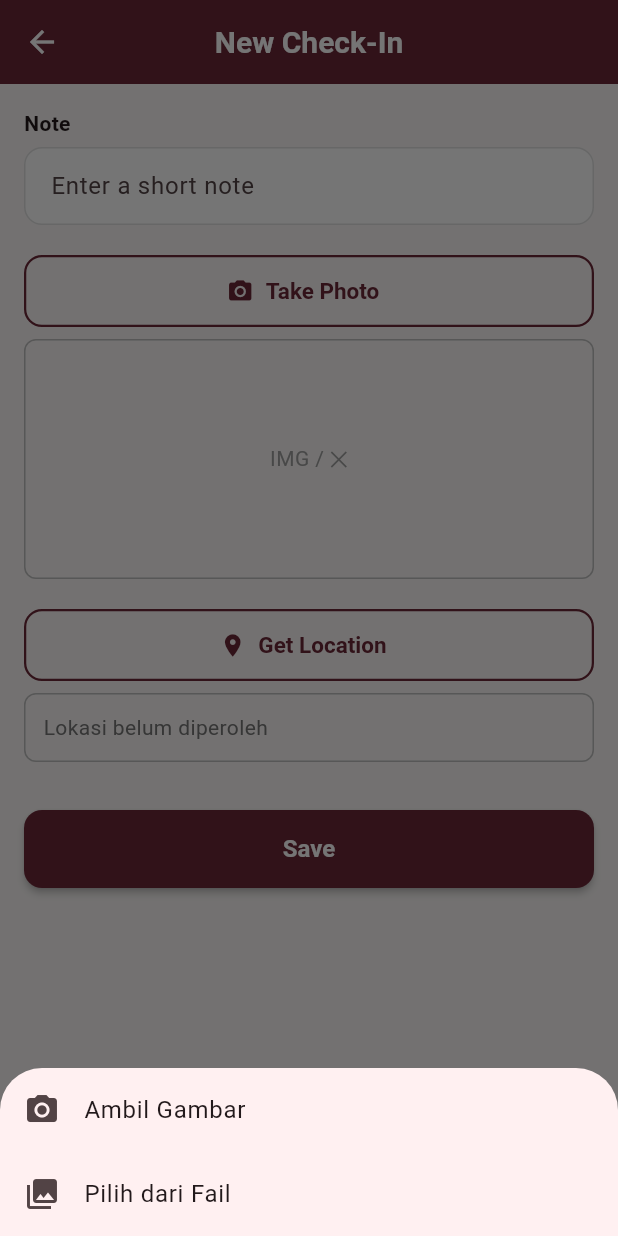
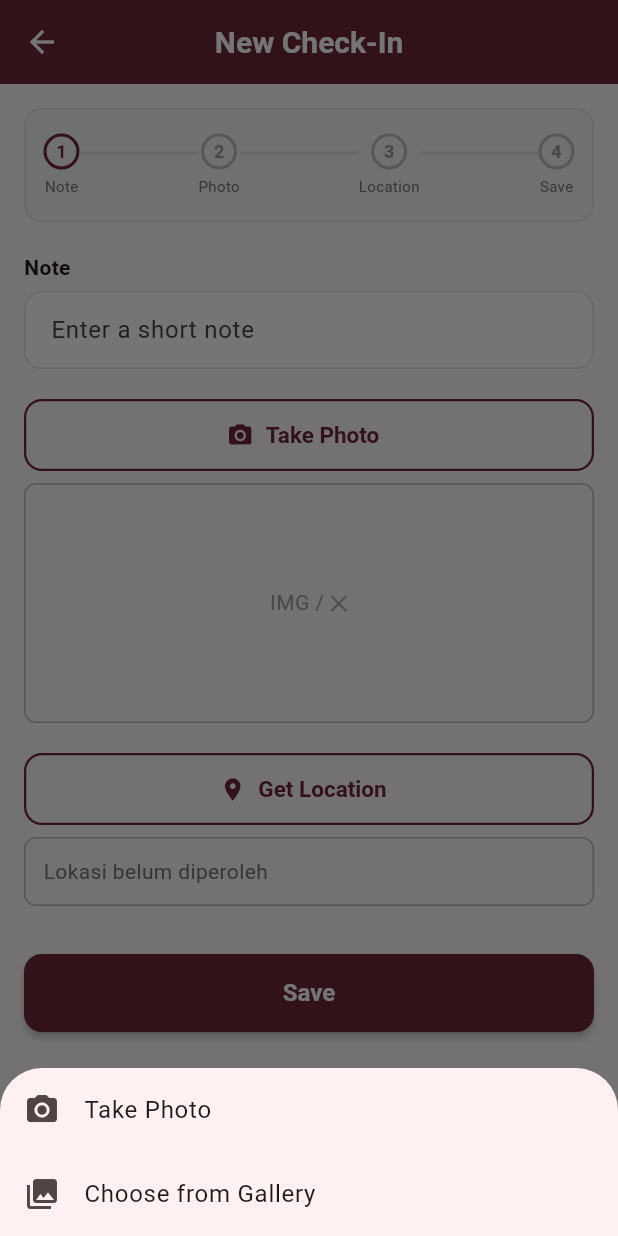
Before and after one commit to MachaCofee/-field_check_app, a Flutter app: the NewCheckInScreen screen opened directly, after a tap on "Take Photo", on a phone screen of 412 x 824 dp. Run offline on Flutter 3.47's test engine with Material 3 defaults, Android fonts, the light colour scheme and no system bars; our stand-ins replace flutter_map, geolocator, hive, hive_flutter, image_picker, latlong2 and 1 more; accounts and stored records are empty.

Commit message:
Translate to English, add stepper checklist, add gallery permission

```diff
--- a/lib/screens/new_checkin_screen.dart
+++ b/lib/screens/new_checkin_screen.dart
@@ -28,6 +28,16 @@ class _NewCheckInScreenState extends State<NewCheckInScreen> {
   String? _locationError;
   bool _isSaving = false;
 
+  void _showErrorSnackBar(String message) {
+    if (!mounted) return;
+    ScaffoldMessenger.of(context).showSnackBar(
+      SnackBar(
+        content: Text(message),
+        backgroundColor: Colors.red.shade700,
+      ),
+    );
+  }
+
   Future<void> _takePhoto() async {
     final source = await showModalBottomSheet<ImageSource>(
       context: context,
@@ -36,12 +46,12 @@ class _NewCheckInScreenState extends State<NewCheckInScreen> {
           children: [
             ListTile(
               leading: const Icon(Icons.camera_alt),
-              title: const Text('Ambil Gambar'),
+              title: const Text('Take Photo'),
               onTap: () => Navigator.pop(context, ImageSource.camera),
             ),
             ListTile(
               leading: const Icon(Icons.photo_library),
-              title: const Text('Pilih dari Fail'),
+              title: const Text('Choose from Gallery'),
               onTap: () => Navigator.pop(context, ImageSource.gallery),
             ),
           ],
@@ -51,30 +61,31 @@ class _NewCheckInScreenState extends State<NewCheckInScreen> {
 
     if (source == null) return;
 
-    // Check permission kamera secara eksplisit sebelum buka
-    if (source == ImageSource.camera) {
-      final status = await Permission.camera.status;
+    // Explicitly check permission before opening camera or gallery
+    final permission =
+    source == ImageSource.camera ? Permission.camera : Permission.photos;
+
+    final status = await permission.status;
 
     if (status.isDenied) {
-        final result = await Permission.camera.request();
+      final result = await permission.request();
       if (result.isDenied) {
-          if (!mounted) return;
-          ScaffoldMessenger.of(context).showSnackBar(
-            const SnackBar(content: Text('Kebenaran kamera ditolak.')),
+        _showErrorSnackBar(
+          source == ImageSource.camera
+              ? 'Camera permission denied.'
+              : 'Gallery permission denied.',
         );
         return;
       }
     }
 
     if (status.isPermanentlyDenied) {
-        if (!mounted) return;
-        ScaffoldMessenger.of(context).showSnackBar(
-          const SnackBar(
-            content: Text('Kebenaran kamera ditolak selamanya. Aktifkan dalam Settings.'),
-          ),
+      _showErrorSnackBar(
+        source == ImageSource.camera
+            ? 'Camera permission permanently denied. Please enable it in Settings.'
+            : 'Gallery permission permanently denied. Please enable it in Settings.',
       );
       return;
-      }
     }
 
     try {
@@ -89,10 +100,7 @@ class _NewCheckInScreenState extends State<NewCheckInScreen> {
 
       setState(() => _photoFile = savedImage);
     } catch (e) {
-      if (!mounted) return;
-      ScaffoldMessenger.of(context).showSnackBar(
-        const SnackBar(content: Text('Tak dapat mengakses gambar. Sila cuba lagi.')),
-      );
+      _showErrorSnackBar('Unable to access the photo. Please try again.');
     }
   }
 
@@ -120,13 +128,11 @@ class _NewCheckInScreenState extends State<NewCheckInScreen> {
     if (!_formKey.currentState!.validate()) return;
 
     if (_photoFile == null) {
-      ScaffoldMessenger.of(context)
-          .showSnackBar(const SnackBar(content: Text('Sila ambil gambar dahulu.')));
+      _showErrorSnackBar('Please take a photo first.');
       return;
     }
     if (_latitude == null || _longitude == null) {
-      ScaffoldMessenger.of(context)
-          .showSnackBar(const SnackBar(content: Text('Sila dapatkan lokasi GPS dahulu.')));
+      _showErrorSnackBar('Please get the GPS location first.');
       return;
     }
 
@@ -154,6 +160,88 @@ class _NewCheckInScreenState extends State<NewCheckInScreen> {
     super.dispose();
   }
 
+  Widget _buildChecklist() {
+    final steps = [
+      ('Note', _noteController.text.trim().isNotEmpty),
+      ('Photo', _photoFile != null),
+      ('Location', _latitude != null && _longitude != null),
+      ('Save', _photoFile != null && _latitude != null && _longitude != null),
+    ];
+
+    const activeColor = Color(0xFF6B2737);
+
+    return Container(
+      width: double.infinity,
+      padding: const EdgeInsets.symmetric(horizontal: 12, vertical: 16),
+      margin: const EdgeInsets.only(bottom: 20),
+      decoration: BoxDecoration(
+        color: Colors.grey.shade100,
+        borderRadius: BorderRadius.circular(12),
+        border: Border.all(color: Colors.grey.shade300),
+      ),
+      child: Row(
+        children: List.generate(steps.length * 2 - 1, (index) {
+          if (index.isEven) {
+            final stepIndex = index ~/ 2;
+            final (label, isDone) = steps[stepIndex];
+            final isCurrent = !isDone &&
+                (stepIndex == 0 || steps[stepIndex - 1].$2);
+
+            return Column(
+              mainAxisSize: MainAxisSize.min,
+              children: [
+                Container(
+                  width: 24,
+                  height: 24,
+                  decoration: BoxDecoration(
+                    shape: BoxShape.circle,
+                    color: isDone ? activeColor : Colors.transparent,
+                    border: Border.all(
+                      color: isDone
+                          ? activeColor
+                          : (isCurrent ? activeColor : Colors.grey.shade400),
+                      width: 2,
+                    ),
+                  ),
+                  child: Center(
+                    child: isDone
+                        ? const Icon(Icons.check, size: 14, color: Colors.white)
+                        : Text(
+                      '${stepIndex + 1}',
+                      style: TextStyle(
+                        fontSize: 12,
+                        color: isCurrent ? activeColor : Colors.grey.shade500,
+                        fontWeight: FontWeight.w600,
+                      ),
+                    ),
+                  ),
+                ),
+                const SizedBox(height: 4),
+                Text(
+                  label,
+                  style: TextStyle(
+                    fontSize: 10,
+                    color: isDone ? activeColor : Colors.grey.shade600,
+                    fontWeight: isDone ? FontWeight.w600 : FontWeight.normal,
+                  ),
+                ),
+              ],
+            );
+          } else {
+            final leftStepDone = steps[index ~/ 2].$2;
+            return Expanded(
+              child: Container(
+                height: 2,
+                margin: const EdgeInsets.only(bottom: 16),
+                color: leftStepDone ? activeColor : Colors.grey.shade300,
+              ),
+            );
+          }
+        }),
+      ),
+    );
+  }
+
   @override
   Widget build(BuildContext context) {
     return Scaffold(
@@ -165,16 +253,18 @@ class _NewCheckInScreenState extends State<NewCheckInScreen> {
           child: Column(
             crossAxisAlignment: CrossAxisAlignment.start,
             children: [
+              _buildChecklist(),
               const Text('Note', style: TextStyle(fontWeight: FontWeight.w600)),
               const SizedBox(height: 6),
               TextFormField(
                 controller: _noteController,
+                onChanged: (_) => setState(() {}),
                 decoration: const InputDecoration(
                   border: OutlineInputBorder(),
                   hintText: 'Enter a short note',
                 ),
                 validator: (value) => (value == null || value.trim().isEmpty)
-                    ? 'Note tidak boleh kosong'
+                    ? 'Note cannot be empty'
                     : null,
               ),
               const SizedBox(height: 20),
@@ -213,7 +303,9 @@ class _NewCheckInScreenState extends State<NewCheckInScreen> {
                 width: double.infinity,
                 padding: const EdgeInsets.all(12),
                 decoration: BoxDecoration(
-                  border: Border.all(color: Colors.grey.shade400),
+                  border: Border.all(
+                    color: _locationError != null ? Colors.red.shade400 : Colors.grey.shade400,
+                  ),
                   borderRadius: BorderRadius.circular(8),
                 ),
                 child: LocationDisplay(
--- a/lib/services/location_service.dart
+++ b/lib/services/location_service.dart
@@ -23,20 +23,20 @@ class LocationService {
   static Future<LocationResult> getCurrentLocation() async {
     bool serviceEnabled = await Geolocator.isLocationServiceEnabled();
     if (!serviceEnabled) {
-      throw LocationException('GPS tidak aktif. Sila hidupkan lokasi.');
+      throw LocationException('GPS is not enabled. Please turn on location.');
     }
 
     LocationPermission permission = await Geolocator.checkPermission();
     if (permission == LocationPermission.denied) {
       permission = await Geolocator.requestPermission();
       if (permission == LocationPermission.denied) {
-        throw LocationException('Kebenaran lokasi ditolak.');
+        throw LocationException('Location permission denied.');
       }
     }
 
     if (permission == LocationPermission.deniedForever) {
       throw LocationException(
-        'Kebenaran lokasi ditolak selamanya. Aktifkan dalam Settings.',
+        'Location permission permanently denied. Please enable it in Settings.',
       );
     }
 
@@ -55,7 +55,7 @@ class LocationService {
       );
     } on TimeoutException {
       throw LocationException(
-        'Gagal mendapatkan lokasi dalam masa yang ditetapkan. Sila cuba lagi di kawasan lapang.',
+        'Failed to get location in time. Please try again in an open area.',
       );
     }
   }
--- a/lib/widgets/location_map_view.dart
+++ b/lib/widgets/location_map_view.dart
@@ -129,7 +129,7 @@ class _FullScreenMap extends StatelessWidget {
                     borderRadius: BorderRadius.circular(20),
                   ),
                   child: const Text(
-                    'Double-tap untuk kecilkan',
+                    'Double-tap to minimize',
                     style: TextStyle(color: Colors.white, fontSize: 13),
                   ),
                 ),
```
Lines whose indentation alone changed are shown as unchanged.
